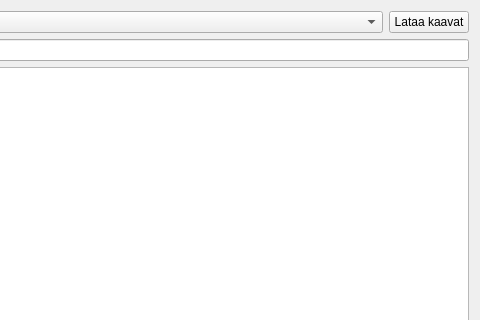
GispoCoding/arho-qgis-plugin, file arho_feature_template/gui/dialogs/load_plan_dialog.ui: the form before one commit; both pictures show x 162 to 642 and y 0 to 320 of the 642 by 414 pixel window.
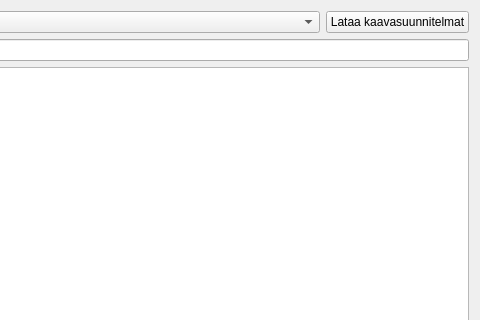
The form after the commit. Custom widgets are drawn as their Qt base class.

What changed in the file:
```diff
--- a/arho_feature_template/gui/dialogs/load_plan_dialog.ui
+++ b/arho_feature_template/gui/dialogs/load_plan_dialog.ui
@@ -66,7 +66,7 @@
         </sizepolicy>
        </property>
        <property name="text">
-        <string>Lataa kaavat</string>
+        <string>Lataa kaavasuunnitelmat</string>
        </property>
       </widget>
      </item>
```
Left out of the diff: 2 changed lines with no effect on the pictures.
